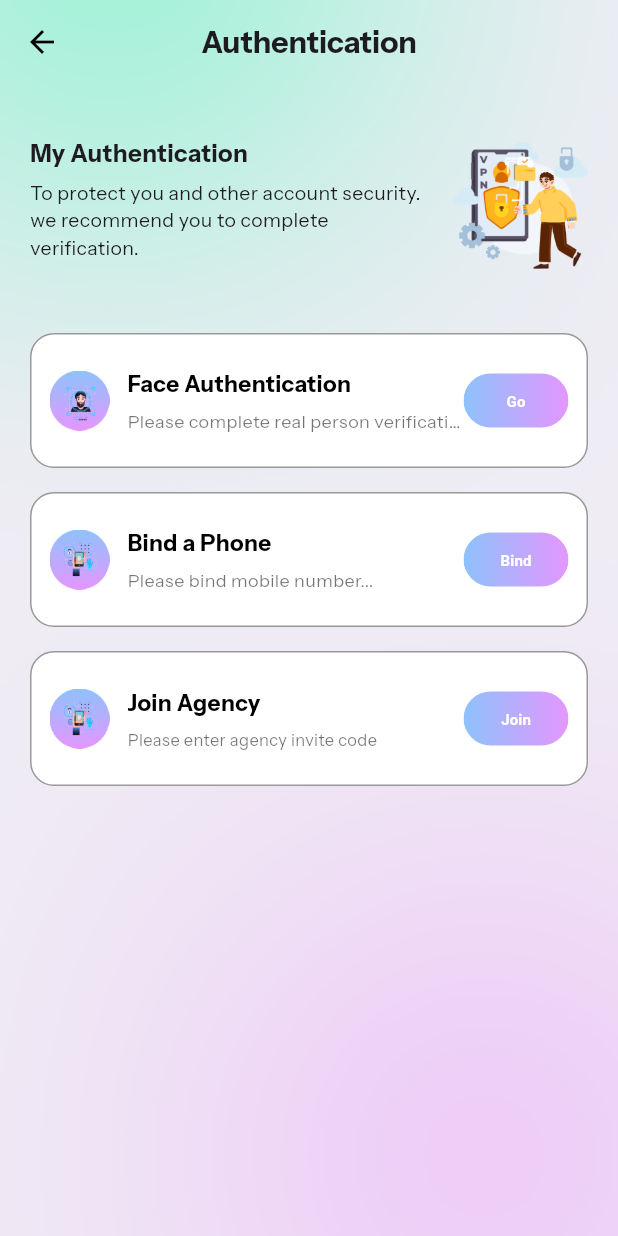
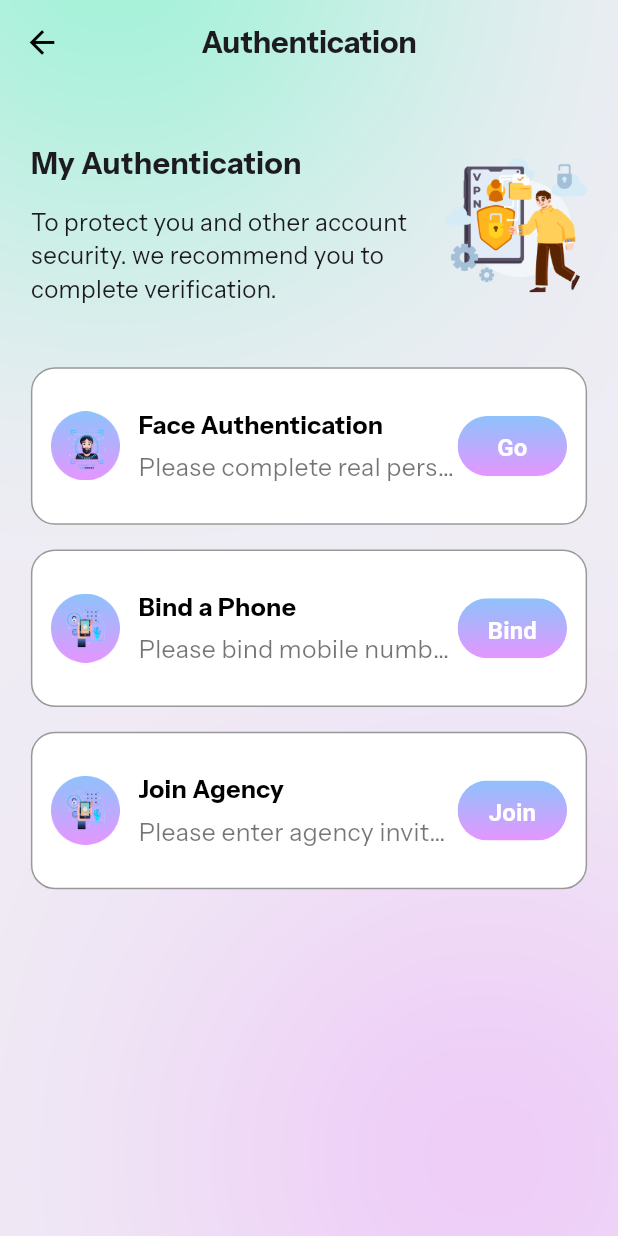
Before and after one commit to aroobaasif001/riolive, a Flutter app: the VerificationScreen screen opened directly, on a phone screen of 412 x 824 dp. Run offline on Flutter 3.47's test engine with Material 3 defaults, Android fonts, the phone set to English and light mode, and no system bars; our stand-ins replace carousel_slider, curved_navigation_bar, device_preview, flutter_inset_box_shadow, get, google_fonts and 5 more; missing offline and left inert: agora_rtc_engine; accounts and stored records are empty.

Commit message:
varification> authentication.face Auth.bind.join agency.create agency join agency contact customer my agent

```diff
--- a/lib/customwidgets/CustomInputField.dart
+++ b/lib/customwidgets/CustomInputField.dart
@@ -30,7 +30,7 @@ class CustomInputField extends StatelessWidget {
         hintText: hintText,
         hintStyle: const TextStyle(fontSize: 16, color: Colors.black26,fontWeight: FontWeight.w400),
         border: OutlineInputBorder(
-          borderRadius: BorderRadius.circular(30),
+          borderRadius: BorderRadius.circular(22.5),
           borderSide: BorderSide.none,
         ),
         filled: true,
--- a/lib/customwidgets/custom_gradient_button.dart
+++ b/lib/customwidgets/custom_gradient_button.dart
@@ -15,7 +15,9 @@ class CustomGradientButton extends StatelessWidget {
   final Color textColor; // Added this to customize the text color
   final Alignment? begin ; // Added this to customize the text color
   final Alignment? end;
-  final onTap;// Added this to customize the text color
+  final onTap;
+  final child;
+  final Fontsise;// Added this to customize the text color
 
   const CustomGradientButton({
     Key? key,
@@ -27,9 +29,11 @@ class CustomGradientButton extends StatelessWidget {
     this.borderRadius = 15,
     this.fontSize = 10,
     this.fontWeight = FontWeight.bold,
-    this.gradientColors = const [Color(0xFFFD6FFF), Color(0xFF8EC2FB)],
+    this.gradientColors = const [Color(0xFF8EC2FB), Color(0xFFE496FF)],
     this.textColor = Colors.white, this.begin,  this.end,
-    this.onTap, // Default text color is white
+    this.onTap,
+    this.child,
+    this.Fontsise, // Default text color is white
   }) : super(key: key);
 
   @override
@@ -48,8 +52,8 @@ class CustomGradientButton extends StatelessWidget {
         decoration: BoxDecoration(
           gradient: LinearGradient(
             colors: gradientColors,
-            begin: Alignment.centerLeft,
-            end: Alignment.centerRight,
+            begin: Alignment.topCenter,
+            end: Alignment.bottomCenter,
           ),
           borderRadius: BorderRadius.circular(borderRadius),
         ),
--- a/lib/views/bottom_navi_screens/screens/profile_screen/about_riolive_screen/about_screen.dart
+++ b/lib/views/bottom_navi_screens/screens/profile_screen/about_riolive_screen/about_screen.dart
@@ -80,7 +80,7 @@ class CustomListItem extends StatelessWidget {
                   Text(
                     title,
                     style: const TextStyle(
-                        fontSize: 15, fontWeight: FontWeight.w600),
+                        fontSize: 16, fontWeight: FontWeight.w600),
                   ),
                   const Icon(
                     Icons.arrow_forward_ios,
--- a/lib/views/bottom_navi_screens/screens/profile_screen/verification_screen/verification_screen.dart
+++ b/lib/views/bottom_navi_screens/screens/profile_screen/verification_screen/verification_screen.dart
@@ -14,6 +14,8 @@ class VerificationScreen extends StatelessWidget {
   @override
   Widget build(BuildContext context) {
     final size = MediaQuery.of(context).size;
+    final height = size.height;
+    final width = size.width;
 
     return Scaffold(
       extendBodyBehindAppBar: true,
@@ -22,216 +24,104 @@ class VerificationScreen extends StatelessWidget {
         elevation: 0,
         leading: IconButton(
           onPressed: () => Get.back(),
-          icon: const Icon(Icons.arrow_back, color: Colors.black),
+          icon: Icon(Icons.arrow_back, color: Colors.black, size: width * 0.06),
         ),
         centerTitle: true,
-        title: const CustomText(
+        title: CustomText(
           "Authentication",
-          fontSize: 20,
+          fontSize:  20,
           fontWeight: FontWeight.bold,
         ),
       ),
       body: CustomContainer(
-        height: size.height,
-        width: size.width,
+        height: height,
+        width: width,
         image: const DecorationImage(
-          image: AssetImage("assets/images/bg11.png"), // 👈 background image path
+          image: AssetImage("assets/images/bg11.png"),
           fit: BoxFit.cover,
         ),
         child: SafeArea(
           child: SingleChildScrollView(
-            padding: const EdgeInsets.symmetric(horizontal: 20, vertical: 16),
+            padding: EdgeInsets.symmetric(
+              horizontal: width * 0.05,
+              vertical: height * 0.02,
+            ),
             child: Column(
               crossAxisAlignment: CrossAxisAlignment.start,
               children: [
-                const SizedBox(height: 20),
+                SizedBox(height: height * 0.03),
 
-                // 🔹 My Authentication + Description (left) + Illustration (right)
+                // My Authentication Row
                 Row(
                   crossAxisAlignment: CrossAxisAlignment.start,
                   children: [
-                    const Expanded(
+                    Expanded(
                       child: Column(
                         crossAxisAlignment: CrossAxisAlignment.start,
                         children: [
                           CustomText(
                             "My Authentication",
-                            fontSize: 16,
+                            fontSize: 20,
                             fontWeight: FontWeight.bold,
                           ),
-                          SizedBox(height: 8),
+                          SizedBox(height: height * 0.02),
                           CustomText(
-                            "To protect you and other account security.\n"
+                            "To protect you and other account security. "
                                 "we recommend you to complete verification.",
-                            fontSize: 13,
+                            fontSize: 16,
                             maxLines: 4,
                           ),
                         ],
                       ),
                     ),
-                    const SizedBox(width: 10),
+                    SizedBox(width: width * 0.02),
                     Image.asset(
                       "assets/images/auth_illustration.png",
-                      height: 90,
-                      width: 90,
+                      height: 106.42,
+                      width: 95.03,
                       fit: BoxFit.contain,
                     ),
                   ],
                 ),
-                const SizedBox(height: 40),
+                SizedBox(height: height * 0.05),
 
-                // 1️⃣ Face Authentication
-                CustomContainer(
-                  height: 90,
-                  width: double.infinity,
-                  borderRadius: BorderRadius.circular(16),
-                  conColor: Colors.white,
-                  border: Border.all(
-                    color: Color(0x66000000),
-                    width: 1,
-                  ),
-                  padding: const EdgeInsets.symmetric(horizontal: 12, vertical: 10),
-                  child: Row(
-                    children: [
-                      Image.asset("assets/images/face7.png", height: 40, width: 40),
-                      const SizedBox(width: 12),
-                      const Expanded(
-                        child: Column(
-                          crossAxisAlignment: CrossAxisAlignment.start,
-                          mainAxisAlignment: MainAxisAlignment.center,
-                          children: [
-                            CustomText(
-                              "Face Authentication",
-                              fontSize: 15,
-                              fontWeight: FontWeight.bold,
-                              color: Colors.black,
-                            ),
-                            SizedBox(height: 9),
-                            CustomText(
-                              "Please complete real person verification...",
-                              fontSize: 12,
-                              color: Colors.black54,
-                            ),
-                          ],
-                        ),
-                      ),
-                      CustomGradientButton(
-                        text: "Go",
-                        onPressed: () {
-                          Get.to(() => const Faceauthenticationscreen());
-                        },
-                        height: 36,
-                        width: 70,
-                        borderRadius: 20,
-                        gradientColors: [Color(0xFF8EC2FB), Color(0xFFE496FF)],
-                      ),
-                    ],
-                  ),
+                // Face Authentication
+                _buildOption(
+                  context,
+                  width: width,
+                  height: height,
+                  icon: "assets/images/face7.png",
+                  title: "Face Authentication",
+                  subtitle: "Please complete real person verification...",
+                  buttonText: "Go",
+                  onTap: () => Get.to(() => const Faceauthenticationscreen()),
                 ),
+                SizedBox(height: height * 0.02),
 
-                const SizedBox(height: 16),
+                // Bind a Phone
+                _buildOption(
+                  context,
+                  width: width,
+                  height: height,
+                  icon: "assets/images/bind7.png",
+                  title: "Bind a Phone",
+                  subtitle: "Please bind mobile number...",
+                  buttonText: "Bind",
+                  onTap: () => Get.to(() => const BindPhoneScreen()),
+                ),
+                SizedBox(height: height * 0.02),
 
-                // 2️⃣ Bind a Phone
-                CustomContainer(
-                  height: 90,
-                  width: double.infinity,
-                  borderRadius: BorderRadius.circular(16),
-                  conColor: Colors.white,
-                  border: Border.all(           // 👈 Black border added
-                    color: Color(0x66000000),
-                    width: 1,
-                  ),
-                  padding: const EdgeInsets.symmetric(horizontal: 12, vertical: 10),
-                  child: Row(
-                    children: [
-                      Image.asset("assets/images/bind7.png", height: 40, width: 40),
-                      const SizedBox(width: 12),
-                      const Expanded(
-                        child: Column(
-                          crossAxisAlignment: CrossAxisAlignment.start,
-                          mainAxisAlignment: MainAxisAlignment.center,
-                          children: [
-                            CustomText(
-                              "Bind a Phone",
-                              fontSize: 15,
-                              fontWeight: FontWeight.bold,
-                              color: Colors.black,
-                            ),
-                            SizedBox(height: 9),
-                            CustomText(
-                              "Please bind mobile number...",
-                              fontSize: 12,
-                              color: Colors.black54,
-                            ),
-                          ],
-                        ),
-                      ),
-                      CustomGradientButton(
-                        text: "Bind",
-                        onPressed: () {
-                          Get.to(() => const BindPhoneScreen());
-                        },
-                        height: 36,
-                        width: 70,
-                        borderRadius: 20,
-                        gradientColors: [Color(0xFF8EC2FB), Color(0xFFE496FF)],
-                      ),
-                    ],
-                  ),
+                // Join Agency
+                _buildOption(
+                  context,
+                  width: width,
+                  height: height,
+                  icon: "assets/images/bind7.png",
+                  title: "Join Agency",
+                  subtitle: "Please enter agency invite code",
+                  buttonText: "Join",
+                  onTap: () => Get.to(() => const AgencyScreen()),
                 ),
-
-                const SizedBox(height: 16),
-
-                // 3️⃣ Join Agency
-                CustomContainer(
-                  height: 90,
-                  width: double.infinity,
-                  borderRadius: BorderRadius.circular(16),
-                  conColor: Colors.white,
-                  border: Border.all(
-                    color: Color(0x66000000),
-                    width: 1,
-                  ),
-                  padding: const EdgeInsets.symmetric(horizontal: 12, vertical: 10),
-                  child: Row(
-                    children: [
-                      Image.asset("assets/images/bind7.png", height: 40, width: 40),
-                      const SizedBox(width: 12),
-                      const Expanded(
-                        child: Column(
-                          crossAxisAlignment: CrossAxisAlignment.start,
-                          mainAxisAlignment: MainAxisAlignment.center,
-                          children: [
-                            CustomText(
-                              "Join Agency",
-                              fontSize: 15,
-                              fontWeight: FontWeight.bold,
-                              color: Colors.black,
-                            ),
-                            SizedBox(height: 9),
-                            CustomText(
-                              "Please enter agency invite code",
-                              fontSize: 11,
-
-                              color: Colors.black54,
-                            ),
-                          ],
-                        ),
-                      ),
-                      CustomGradientButton(
-                        text: "Join",
-                        onPressed: () {
-                          Get.to(() => const AgencyScreen());
-                        },
-                        height: 36,
-                        width: 70,
-                        borderRadius: 20,
-                        gradientColors: [Color(0xFF8EC2FB), Color(0xFFE496FF)],
-                      ),
-                    ],
-                  ),
-                ),
-
               ],
             ),
           ),
@@ -239,4 +129,60 @@ class VerificationScreen extends StatelessWidget {
       ),
     );
   }
+
+  Widget _buildOption(
+      BuildContext context, {
+        required double width,
+        required double height,
+        required String icon,
+        required String title,
+        required String subtitle,
+        required String buttonText,
+        required VoidCallback onTap,
+      }) {
+    return CustomContainer(
+      height: 105,
+      width: 385,
+      borderRadius: BorderRadius.circular(16),
+      conColor: Colors.white,
+      border: Border.all(color: const Color(0x66000000), width: 1),
+      padding: EdgeInsets.symmetric(horizontal: width * 0.03, vertical: height * 0.015),
+      child: Row(
+        children: [
+          Image.asset(icon, height: 46, width: 46),
+          SizedBox(width: width * 0.03),
+          Expanded(
+            child: Column(
+              crossAxisAlignment: CrossAxisAlignment.start,
+              mainAxisAlignment: MainAxisAlignment.center,
+              children: [
+                CustomText(
+                  title,
+                  fontSize: width * 0.04,
+                  fontWeight: FontWeight.bold,
+                  color: Colors.black,
+                ),
+                SizedBox(height: height * 0.01),
+                CustomText(
+                  subtitle,
+                  fontSize: width * 0.04,
+                  color: Colors.black54,
+                ),
+              ],
+            ),
+          ),
+          CustomGradientButton(
+            text: buttonText,
+            onPressed: onTap,
+            fontSize: 16,   // 👈 text size fix at 16
+            height: 40,
+            width: 73,
+            borderRadius: 20,
+            gradientColors: const [Color(0xFF8EC2FB), Color(0xFFE496FF)],
+          ),
+
+        ],
+      ),
+    );
+  }
 }
```
Also changed, not shown: lib/views/bottom_navi_screens/screens/profile_screen/customer_service/Contact_customer_service.dart (+32 -18 lines), lib/views/bottom_navi_screens/screens/profile_screen/verification_screen/redirected_screens/bind_screen.dart (+46 -65 lines), lib/views/bottom_navi_screens/screens/profile_screen/verification_screen/redirected_screens/face_auth_screen.dart (+35 -29 lines).
